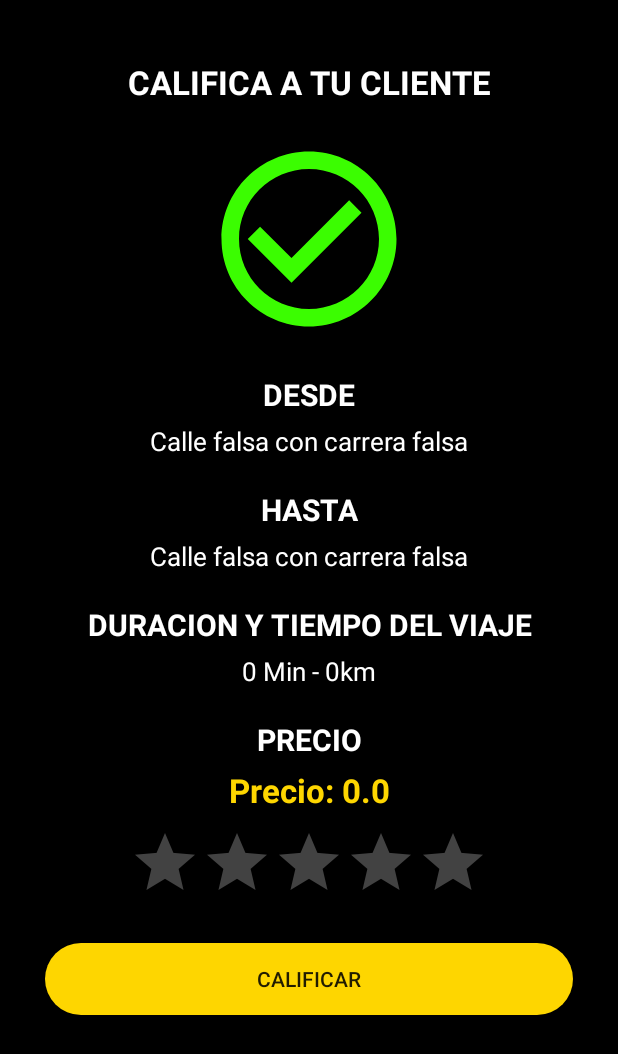
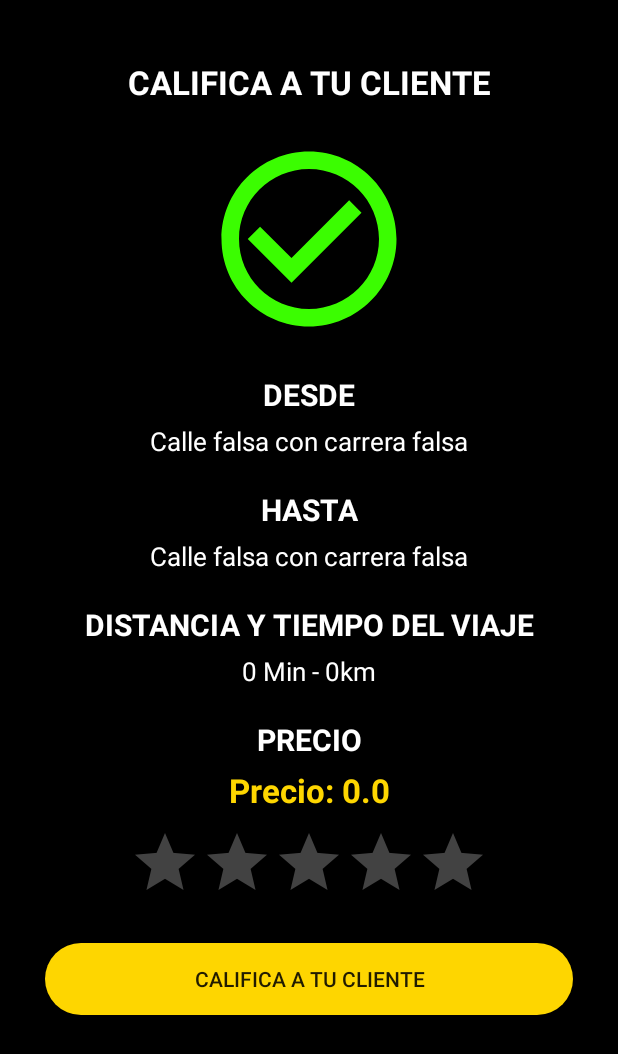
Before and after one commit to Gissela25/Ooober, an Android app: the CalificationClientActivity screen opened directly, with no data from a screen before it, on a phone screen of 412 x 824 dp. Shown: the top 1054 px of the screen. Run offline under Robolectric (Android 15) with nearby library versions, the phone set to English and light mode, and no system bars.

Commit message:
avance idioma

```diff
--- a/OooberDriver/app/src/main/res/layout/activity_calification_client.xml
+++ b/OooberDriver/app/src/main/res/layout/activity_calification_client.xml
@@ -33,7 +33,7 @@
         <TextView
             android:layout_width="match_parent"
             android:layout_height="wrap_content"
-            android:text="CALIFICA A TU CLIENTE"
+            android:text="@string/txt_qualify"
             android:textColor="@color/white"
             android:textStyle="bold"
             android:textAlignment="center"
@@ -52,7 +52,7 @@
             android:layout_width="match_parent"
             android:layout_height="wrap_content"
             android:textAlignment="center"
-            android:text="DESDE"
+            android:text="@string/txt_from"
             android:textColor="@color/white"
             android:textStyle="bold"
             android:textSize="20sp"
@@ -64,7 +64,7 @@
             android:layout_width="match_parent"
             android:layout_height="wrap_content"
             android:textAlignment="center"
-            android:text="Calle falsa con carrera falsa"
+            android:text="@string/txt_falseandtrip"
             android:textColor="@color/white"
             android:textSize="17sp"
             android:layout_marginTop="5dp"
@@ -78,7 +78,7 @@
             android:layout_width="match_parent"
             android:layout_height="wrap_content"
             android:textAlignment="center"
-            android:text="HASTA"
+            android:text="@string/txt_TO"
             android:textColor="@color/white"
             android:textStyle="bold"
             android:textSize="20sp"
@@ -90,7 +90,7 @@
             android:layout_width="match_parent"
             android:layout_height="wrap_content"
             android:textAlignment="center"
-            android:text="Calle falsa con carrera falsa"
+            android:text="@string/txt_falseandtrip"
             android:textColor="@color/white"
             android:textSize="17sp"
             android:layout_marginTop="5dp"
@@ -103,7 +103,7 @@
             android:layout_width="match_parent"
             android:layout_height="wrap_content"
             android:textAlignment="center"
-            android:text="DURACION Y TIEMPO DEL VIAJE"
+            android:text="@string/txt_upperdistance"
             android:textColor="@color/white"
             android:textStyle="bold"
             android:textSize="20sp"
@@ -128,7 +128,7 @@
             android:layout_width="match_parent"
             android:layout_height="wrap_content"
             android:textAlignment="center"
-            android:text="PRECIO"
+            android:text="@string/txt_price"
             android:textColor="@color/white"
             android:textStyle="bold"
             android:textSize="20sp"
@@ -164,7 +164,7 @@
             android:layout_height="wrap_content"
             android:layout_marginRight="30dp"
             android:layout_marginLeft="30dp"
-            android:text="CALIFICAR"
+            android:text="@string/txt_qualify"
             android:layout_marginTop="10dp"
             android:background="@drawable/rounded_button"
             />
--- a/OooberDriver/app/src/main/res/values/strings.xml
+++ b/OooberDriver/app/src/main/res/values/strings.xml
@@ -50,4 +50,12 @@
     <string name="txt_timeanddistance">Tiempo y distancia</string>
     <string name="botom_accept">Aceptar</string>
     <string name="botom_cancel">Cancelar</string>
+    <string name="txt_qualify">CALIFICA A TU CLIENTE</string>
+    <string name="txt_from">DESDE</string>
+    <string name="txt_TO">HASTA</string>
+    <string name="txt_falseandtrip">Calle falsa con carrera falsa</string>
+    <string name="txt_upperdistance">DISTANCIA Y TIEMPO DEL VIAJE</string>
+    <string name="txt_price">PRECIO</string>
+    <string name="TXT_qualify">CALIFICAR</string>
+
 </resources>
```
Also changed, not shown: 1 other file.
